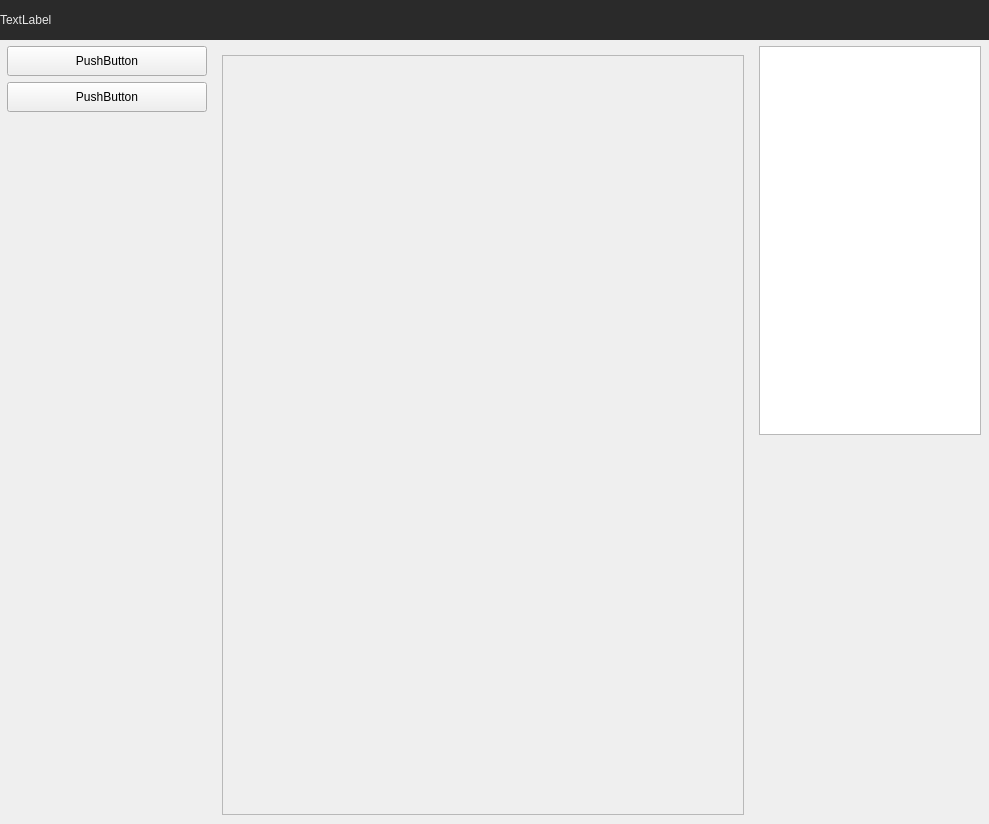
The window that ui/mainwindow.ui (Korostast/chat-database-project) describes before a commit, drawn with Qt 5.
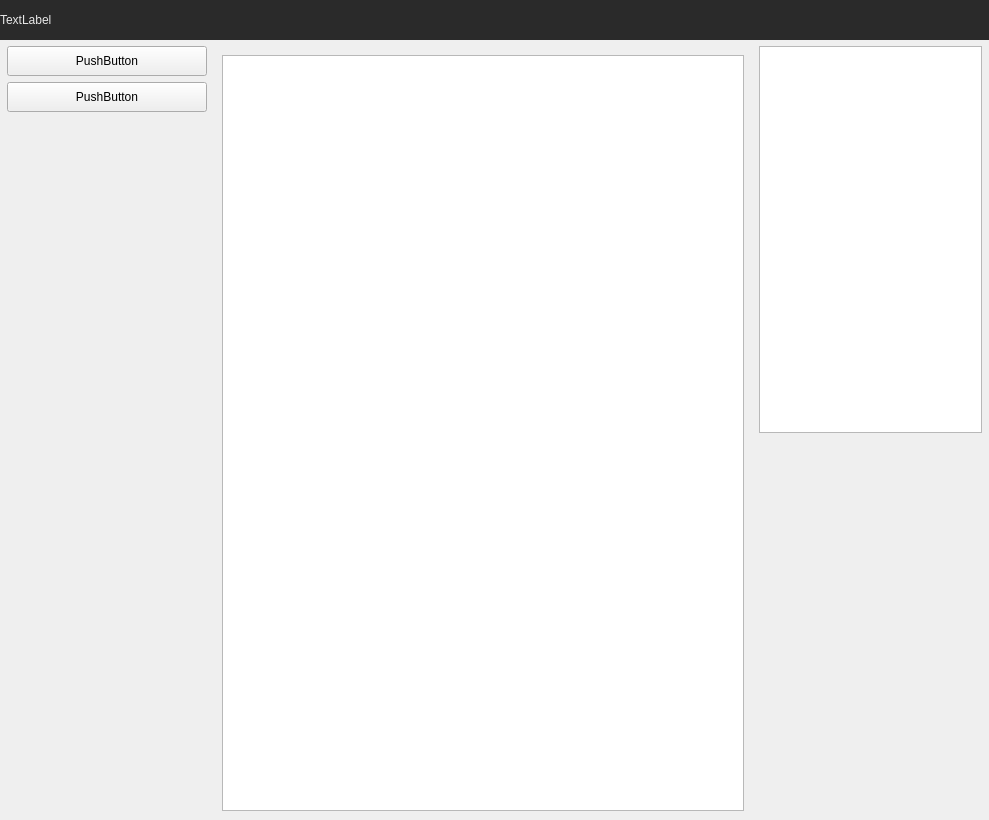
The same window after the commit.

```diff
--- a/ui/mainwindow.ui
+++ b/ui/mainwindow.ui
@@ -7,7 +7,7 @@
     <x>0</x>
     <y>0</y>
     <width>989</width>
-    <height>824</height>
+    <height>820</height>
    </rect>
   </property>
   <property name="windowTitle">
@@ -55,7 +55,7 @@
      </layout>
     </item>
     <item>
-     <layout class="QGridLayout" name="gridLayout_2" columnstretch="0,0,0,0,0,0" columnminimumwidth="1,200,1,1,1,1">
+     <layout class="QGridLayout" name="gridLayout_2" columnstretch="0,0,0,0,0" columnminimumwidth="1,200,1,1,1">
       <item row="0" column="4">
        <spacer name="horizontalSpacer_4">
         <property name="orientation">
@@ -191,41 +191,9 @@
          </size>
         </property>
         <widget class="QWidget" name="page_5">
-         <layout class="QGridLayout" name="gridLayout_4">
-          <item row="0" column="1">
-           <widget class="QScrollArea" name="scrollArea">
-            <property name="widgetResizable">
-             <bool>true</bool>
-            </property>
-            <widget class="QWidget" name="scrollAreaWidgetContents">
-             <property name="geometry">
-              <rect>
-               <x>0</x>
-               <y>0</y>
-               <width>520</width>
-               <height>754</height>
-              </rect>
-             </property>
-             <layout class="QVBoxLayout" name="verticalLayout_6">
-              <item>
-               <layout class="QVBoxLayout" name="chats_layout"/>
-              </item>
-              <item>
-               <spacer name="verticalSpacer_5">
-                <property name="orientation">
-                 <enum>Qt::Vertical</enum>
-                </property>
-                <property name="sizeHint" stdset="0">
-                 <size>
-                  <width>20</width>
-                  <height>40</height>
-                 </size>
-                </property>
-               </spacer>
-              </item>
-             </layout>
-            </widget>
-           </widget>
+         <layout class="QGridLayout" name="gridLayout_4" rowstretch="0" columnstretch="0">
+          <item row="0" column="0">
+           <widget class="QListWidget" name="listWidget"/>
           </item>
          </layout>
         </widget>
```
